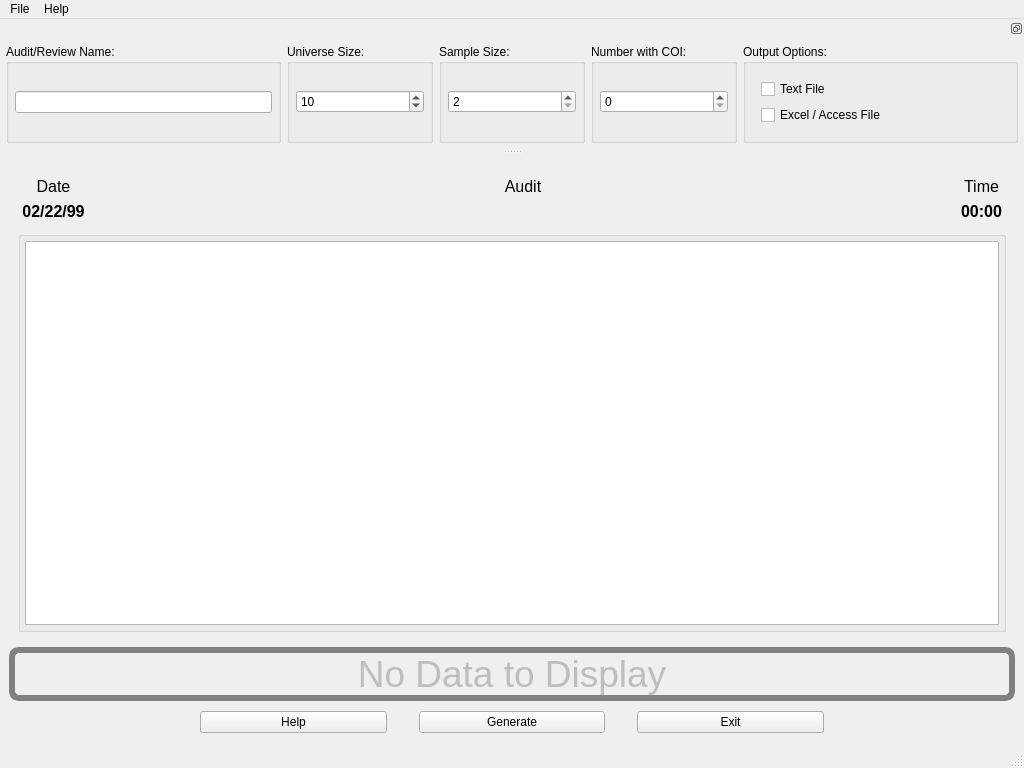
The window that products/RAT-STATS/rstats_modules/unrestricted_attribute_appraisal/src/UIRStatsUAA.ui (cbtek/RStats2017) describes before a commit, drawn with Qt 5.
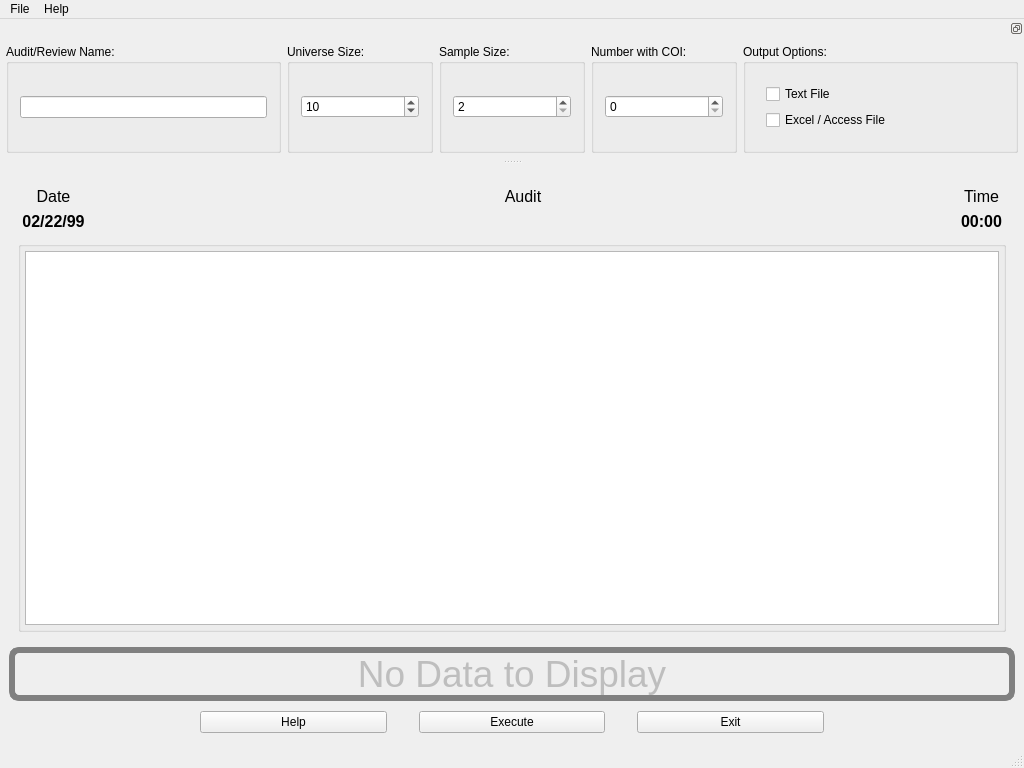
The same window after the commit.

Diff of the .ui file:
```diff
--- a/products/RAT-STATS/rstats_modules/unrestricted_attribute_appraisal/src/UIRStatsUAA.ui
+++ b/products/RAT-STATS/rstats_modules/unrestricted_attribute_appraisal/src/UIRStatsUAA.ui
@@ -284,7 +284,7 @@
           </size>
          </property>
          <property name="text">
-          <string>Generate</string>
+          <string>Execute</string>
          </property>
          <property name="iconSize">
           <size>
@@ -398,16 +398,16 @@
           </property>
           <layout class="QGridLayout" name="gridLayout_2">
            <property name="leftMargin">
-            <number>6</number>
+            <number>11</number>
            </property>
            <property name="topMargin">
-            <number>6</number>
+            <number>11</number>
            </property>
            <property name="rightMargin">
-            <number>6</number>
+            <number>11</number>
            </property>
            <property name="bottomMargin">
-            <number>6</number>
+            <number>11</number>
            </property>
            <property name="spacing">
             <number>11</number>
@@ -429,16 +429,16 @@
           </property>
           <layout class="QVBoxLayout" name="verticalLayout">
            <property name="leftMargin">
-            <number>6</number>
+            <number>11</number>
            </property>
            <property name="topMargin">
-            <number>6</number>
+            <number>11</number>
            </property>
            <property name="rightMargin">
-            <number>6</number>
+            <number>11</number>
            </property>
            <property name="bottomMargin">
-            <number>6</number>
+            <number>11</number>
            </property>
            <item>
             <widget class="QSpinBox" name="m_spnUniverseSize">
@@ -472,16 +472,16 @@
           </property>
           <layout class="QVBoxLayout" name="verticalLayout_6">
            <property name="leftMargin">
-            <number>6</number>
+            <number>11</number>
            </property>
            <property name="topMargin">
-            <number>6</number>
+            <number>11</number>
            </property>
            <property name="rightMargin">
-            <number>6</number>
+            <number>11</number>
            </property>
            <property name="bottomMargin">
-            <number>6</number>
+            <number>11</number>
            </property>
            <item>
             <widget class="QSpinBox" name="m_spnSampleSize">
@@ -503,16 +503,16 @@
           </property>
           <layout class="QGridLayout" name="gridLayout">
            <property name="leftMargin">
-            <number>6</number>
+            <number>11</number>
            </property>
            <property name="topMargin">
-            <number>6</number>
+            <number>11</number>
            </property>
            <property name="rightMargin">
-            <number>6</number>
+            <number>11</number>
            </property>
            <property name="bottomMargin">
-            <number>6</number>
+            <number>11</number>
            </property>
            <item row="0" column="0">
             <widget class="QSpinBox" name="m_spnCOI">
@@ -543,16 +543,16 @@
           </property>
           <layout class="QVBoxLayout" name="verticalLayout_4">
            <property name="leftMargin">
-            <number>6</number>
+            <number>11</number>
            </property>
            <property name="topMargin">
-            <number>6</number>
+            <number>11</number>
            </property>
            <property name="rightMargin">
-            <number>6</number>
+            <number>11</number>
            </property>
            <property name="bottomMargin">
-            <number>6</number>
+            <number>11</number>
            </property>
            <item>
             <widget class="QFrame" name="frame">
```
Left out of the diff: 6 changed lines with no effect on the pictures.
